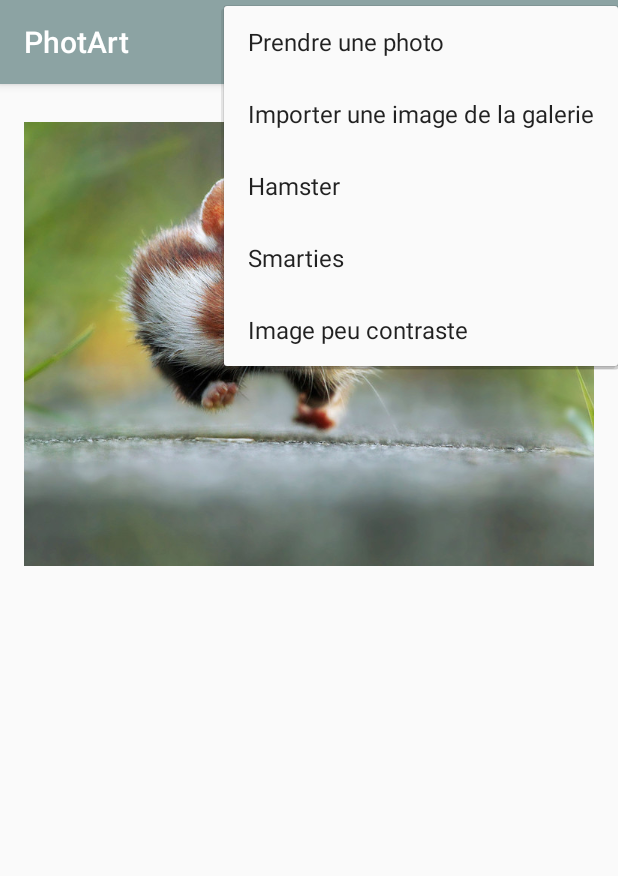
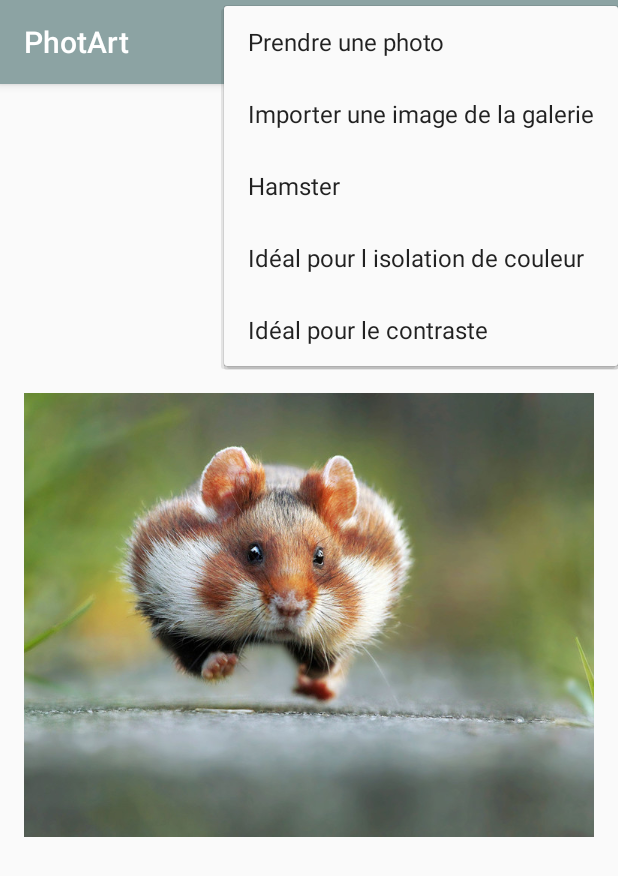
Before and after one commit to katell-maro/ApplicationTraitementImage-ANDROID, an Android app: the screen it shows after launch (MainActivity), after a tap on "Changer image", on a phone screen of 412 x 824 dp. Shown: the top 876 px of the screen. Run offline under Robolectric (Android 15) with nearby library versions, the phone set to English and light mode, and no system bars.

Commit message:
Réparations de bugs
Amélioration de l'algo d'isolation de couleur, de la luminosité, de l'effet vieilli, de l'imageView

```diff
--- a/app/src/main/res/menu/menu.xml
+++ b/app/src/main/res/menu/menu.xml
@@ -19,8 +19,8 @@
             <item android:id="@+id/smarties"
                   android:title="@string/message_Smarties"
                   android:onClick="onOptionsItem"/>
-            <item android:id="@+id/lenna"
-                  android:title="@string/message_Lenna"
+            <item android:id="@+id/notContrast"
+                  android:title="@string/message_NotContrast"
                   android:onClick="onOptionsItem"/>
         </menu>
     </item>
@@ -70,6 +70,9 @@
             <item android:id="@+id/moyenneur"
                   android:title="@string/message_Moyenneur"
                   android:onClick="onOptionsItem"/>
+            <item android:id="@+id/moyenneur2"
+                  android:title="@string/message_Moyenneur2"
+                  android:onClick="onOptionsItem"/>
             <item android:id="@+id/gaussien"
                   android:title="@string/message_Gaussien"
                   android:onClick="onOptionsItem"/>
--- a/app/src/main/res/values/strings.xml
+++ b/app/src/main/res/values/strings.xml
@@ -7,8 +7,8 @@
     <string name="message_Photo">Prendre une photo</string>
     <string name="message_Gallery">Importer une image de la galerie</string>
     <string name="message_Hamster">Hamster</string>
-    <string name="message_Smarties">Smarties</string>
-    <string name="message_Lenna">Image peu contraste</string>
+    <string name="message_Smarties">Idéal pour l isolation de couleur</string>
+    <string name="message_NotContrast">Idéal pour le contraste</string>
 
     <string name="message_Init">Image initiale</string>
 
@@ -25,6 +25,7 @@
 
     <string name="message_Convolution">Convolution ></string>
     <string name="message_Moyenneur">Moyenneur</string>
+    <string name="message_Moyenneur2">Moyenneur 5*5 sans SeekBar</string>
     <string name="message_Gaussien">Gaussien</string>
     <string name="message_Sobel">Sobel</string>
     <string name="message_Laplacien">Laplacien</string>
```
Also changed, not shown: app/src/main/java/com/example/katell/myapplication/Algorithm.java (+32 -12 lines), app/src/main/java/com/example/katell/myapplication/MainActivity.java (+68 -70 lines), app/src/main/java/com/example/katell/myapplication/SeekBar/OnSeekBarChangeListenerWithArray.java (+10 -0 lines).
